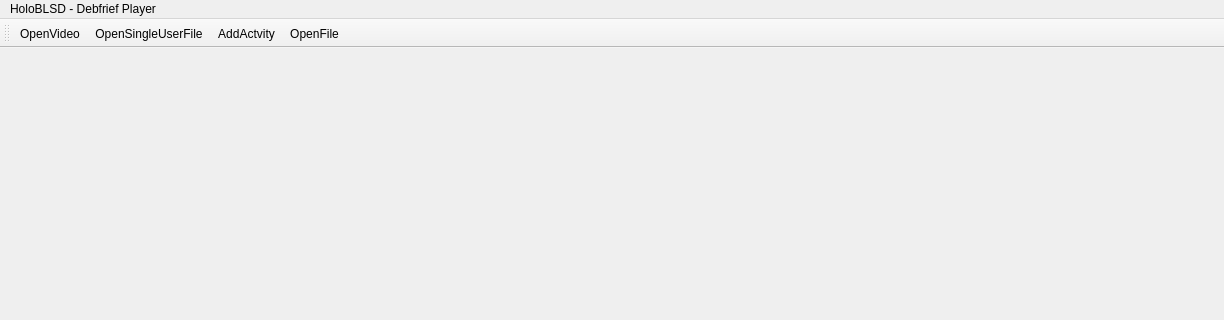
Qt form HoloBLSD-DebriefTool/V2/HoloBLSD-DebriefVideoPlayer/mainwindow.ui (PlayDifferent90/HoloBLSD-Player) before a commit; both pictures show x 0 to 1224 and y 0 to 320 of the 1224 by 722 pixel window.
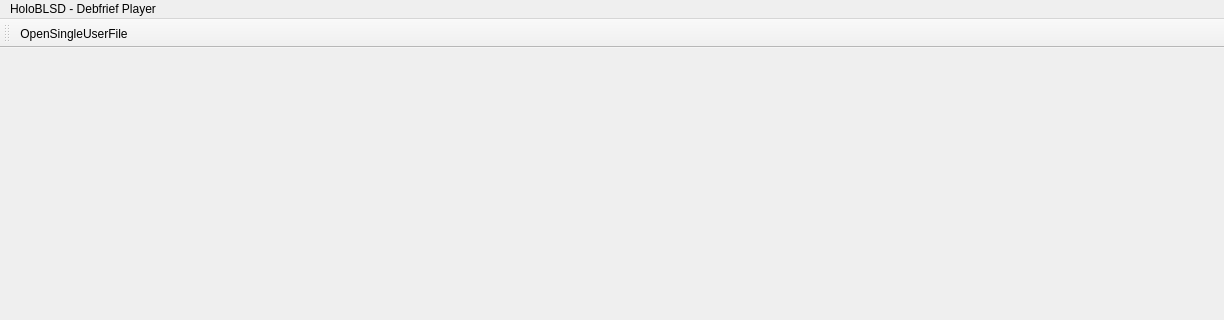
The same form after that commit.

Diff of the .ui file:
```diff
--- a/HoloBLSD-DebriefTool/V2/HoloBLSD-DebriefVideoPlayer/mainwindow.ui
+++ b/HoloBLSD-DebriefTool/V2/HoloBLSD-DebriefVideoPlayer/mainwindow.ui
@@ -43,10 +43,7 @@
    <attribute name="toolBarBreak">
     <bool>false</bool>
    </attribute>
-   <addaction name="actionOpenVideo"/>
    <addaction name="actionOpenSingleUserFile"/>
-   <addaction name="actionAddActvity"/>
-   <addaction name="actionOpenFile"/>
   </widget>
   <action name="actionOpenVideo">
    <property name="text">
```
